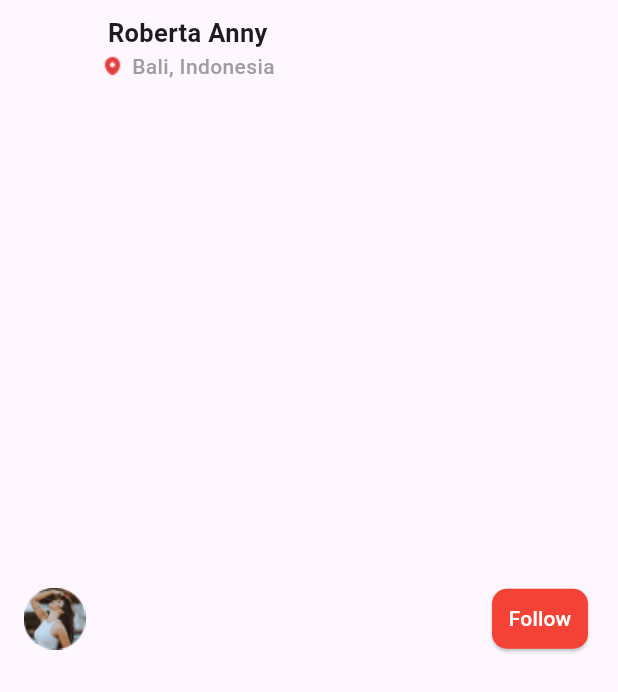
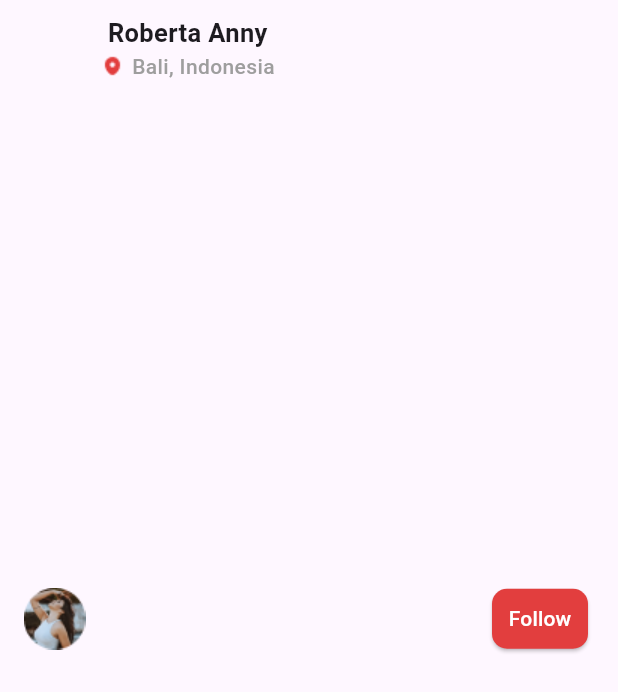
Before and after one commit to folabi00/foodrecipe, a Flutter app: the UserProfile widget shown alone on an empty page, opened directly, on a phone screen of 412 x 824 dp. Shown: the top 692 px of the screen. Run offline on Flutter 3.47's test engine with Material 3 defaults, Android fonts, the phone set to English and light mode, and no system bars; our stand-ins replace google_fonts; network calls fail.

Commit message:
final changes and solution.md

```diff
--- a/lib/widgets/UserProfile.dart
+++ b/lib/widgets/UserProfile.dart
@@ -61,7 +61,8 @@ class UserProfile extends StatelessWidget { final String photo; final String nam
               style: TextStyle(color: Colors.white ),
               ),
             style: ElevatedButton.styleFrom(
-              backgroundColor: Colors.red,
+              backgroundColor: Color(0xFFE23E3E),
+              foregroundColor: Colors.white,
               padding:
               EdgeInsets.symmetric(vertical: 10, horizontal: 10),
               shape: RoundedRectangleBorder(
```
Also changed, not shown: assets/images/solution_image/CapstoneProject.png (added), 1 other file.
